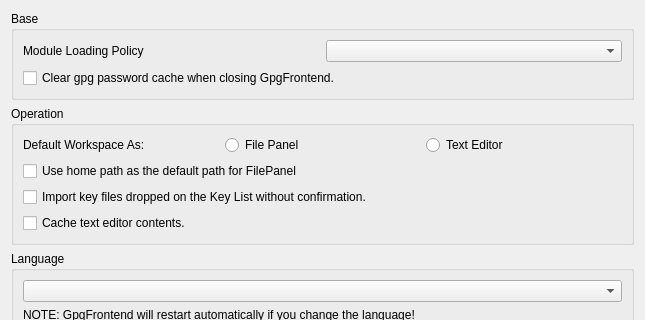
samgars/GpgFrontend, file ui/GeneralSettings.ui: the form before one commit; both pictures show x 0 to 645 and y 0 to 320 of the 645 by 721 pixel window.
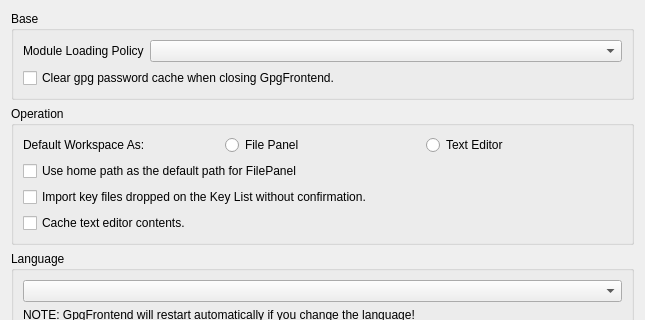
The form after the commit.

Commit message:
style(settings-ui): improve settings form layout
* Reorganizes related controls into a form-style arrangement to improve
  visual grouping and readability.
* Aligns label/input placement and adjusts sizing behavior to reduce
  cramped vertical spacing in the settings panel.
* Sets explicit spacer orientation to keep layout behavior consistent
  across different rendering contexts.

Diff of the .ui file:
```diff
--- a/ui/GeneralSettings.ui
+++ b/ui/GeneralSettings.ui
@@ -25,39 +25,25 @@
         <item row="0" column="0">
          <layout class="QVBoxLayout" name="verticalLayout_3">
           <item>
-           <layout class="QHBoxLayout" name="horizontalLayout_2" stretch="0,0">
-            <property name="spacing">
-             <number>6</number>
-            </property>
-            <property name="sizeConstraint">
-             <enum>QLayout::SetDefaultConstraint</enum>
-            </property>
-            <item>
+           <layout class="QFormLayout" name="formLayout">
+            <item row="0" column="0">
              <widget class="QLabel" name="modulePolicyLabel">
-              <property name="sizePolicy">
-               <sizepolicy hsizetype="Preferred" vsizetype="Fixed">
-                <horstretch>0</horstretch>
-                <verstretch>0</verstretch>
-               </sizepolicy>
-              </property>
               <property name="text">
                <string>Module Loading Policy</string>
               </property>
              </widget>
             </item>
-            <item>
+            <item row="0" column="1">
              <widget class="QComboBox" name="modulePolicyComboBox">
               <property name="sizePolicy">
-               <sizepolicy hsizetype="Preferred" vsizetype="Fixed">
+               <sizepolicy hsizetype="Preferred" vsizetype="Minimum">
                 <horstretch>0</horstretch>
                 <verstretch>0</verstretch>
                </sizepolicy>
               </property>
              </widget>
             </item>
-           </layout>
-          </item>
-          <item>
+            <item row="1" column="0" colspan="2">
            <widget class="QCheckBox" name="clearGpgPasswordCacheCheckBox">
             <property name="text">
              <string>Clear gpg password cache when closing GpgFrontend.</string>
@@ -67,6 +53,8 @@
          </layout>
         </item>
        </layout>
+        </item>
+       </layout>
       </widget>
      </item>
      <item>
@@ -191,6 +179,9 @@
      </item>
      <item>
       <spacer name="verticalSpacer">
+       <property name="orientation">
+        <enum>Qt::Vertical</enum>
+       </property>
        <property name="sizeHint" stdset="0">
         <size>
          <width>20</width>
```
Lines whose indentation alone changed are shown as unchanged.
